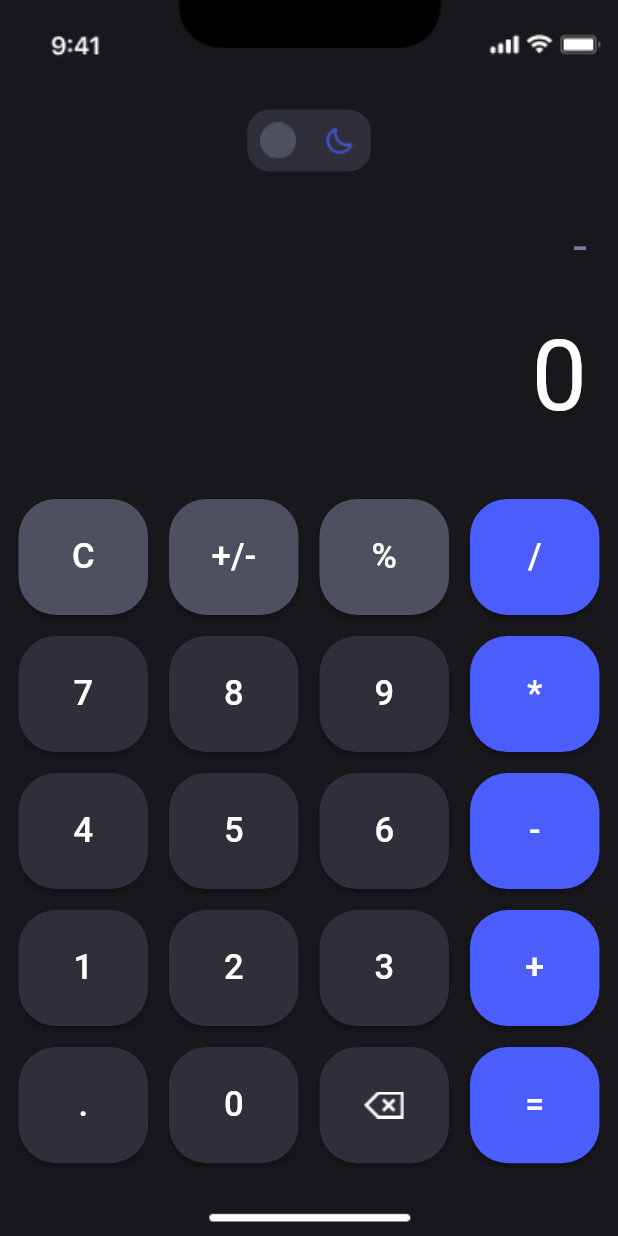
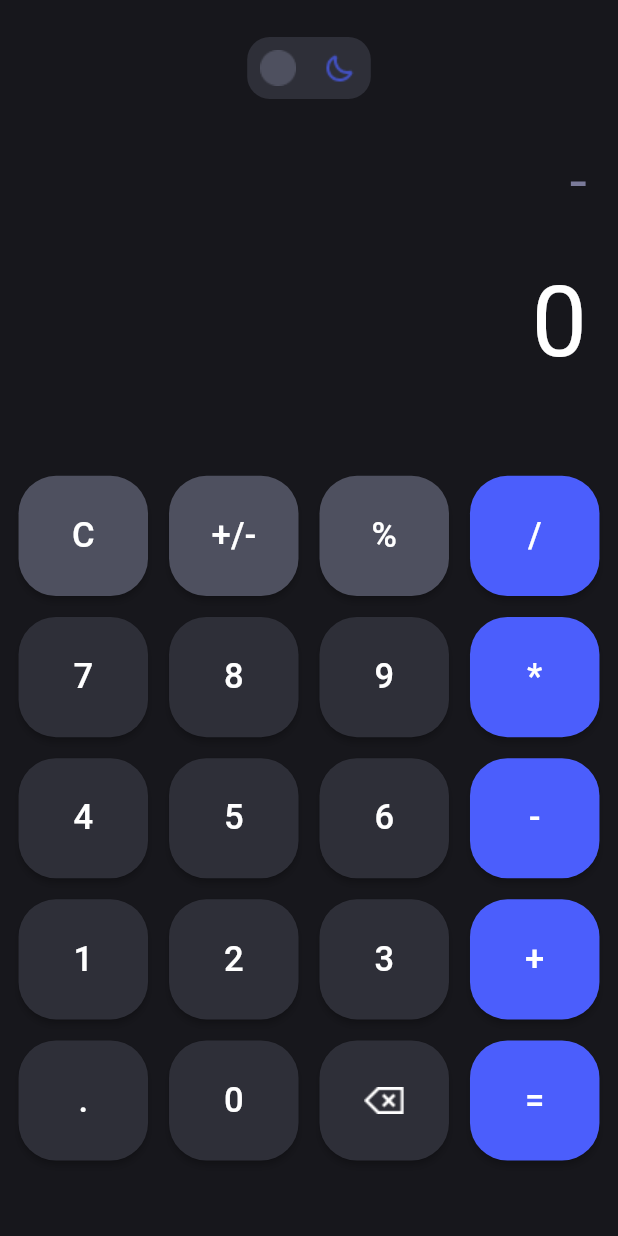
Before and after one commit to AYAEMAD0/Calculator, a Flutter app: the screen it shows after launch, after a tap on "+/-", on a phone screen of 412 x 824 dp. Run offline on Flutter 3.47's test engine with Material 3 defaults, Android fonts, the phone set to English and light mode, and no system bars; our stand-ins replace flutter_bloc, math_expressions.

Commit message:
first commit

```diff
--- /dev/null
+++ b/devtools_options.yaml
@@ -0,0 +1,3 @@
+description: This file stores settings for Dart & Flutter DevTools.
+documentation: https://docs.flutter.dev/tools/devtools/extensions#configure-extension-enablement-states
+extensions:
--- a/lib/Screens/home.dart
+++ b/lib/Screens/home.dart
@@ -18,6 +18,7 @@ class Home extends StatefulWidget {
 }
 
 class _HomeState extends State<Home> {
+
   @override
   Widget build(BuildContext context) {
     final isDark = context.watch<ThemesCubit>().state == ThemeMode.dark;
@@ -29,19 +30,11 @@ class _HomeState extends State<Home> {
     return Scaffold(
       backgroundColor:
            AppColors.background(isDark),
-      body: Stack(
+      body: SafeArea(
+        child: Stack(
           children: [
             Column(
               children: [
-
-              //status bar
-              Image.asset(
-                isDark
-                    ? "assets/images/Light/Dark mode=On.png"
-                    : "assets/images/Dark/Dark mode=Off.png",
-                width: screenWidth,
-                fit: BoxFit.fitWidth,
-              ),
 
                 SizedBox(height: screenHeight * 0.03),
 
@@ -79,7 +72,7 @@ class _HomeState extends State<Home> {
                     );
                   },
                 ),
-              SizedBox(height: screenHeight * 0.04),
+                SizedBox(height: screenHeight * 0.06),
 
               // Numbers grid view(design buttons)
                 Expanded(
@@ -91,18 +84,9 @@ class _HomeState extends State<Home> {
               ],
             ),
 
-          // Bottom image
-          Positioned(
-            bottom: 0,
-            right: 0,
-            left: 0,
-            child: Image.asset(
-              isDark
-                  ? "assets/images/Light/Dark mode=On_under.png"
-                  : "assets/images/Dark/Dark mode=Off_under.png",
+
+          ],
         ),
-          ),
-        ],
       ),
     );
   }
--- a/lib/constants/color.dart
+++ b/lib/constants/color.dart
@@ -5,7 +5,6 @@ class AppColors {
   static Color background(bool isDark) =>
       isDark ? const Color(0xff17171c) : const Color(0xfff1f2f3);
 
-  // ألوان أزرار أول 3 (C, +/- , %)
   static Color topButtons(bool isDark) =>
       isDark ? const Color(0xff4e505f) : const Color(0xffd2d3da);
 
--- a/lib/custom_widget/input_user.dart
+++ b/lib/custom_widget/input_user.dart
@@ -18,13 +18,13 @@ class InputUser extends StatelessWidget {
   @override
   Widget build(BuildContext context) {
     return Container(
-      height: screenHeight * 0.06,
+      height: screenHeight * 0.07,
       width: screenWidth * 0.9,
       alignment: Alignment.centerRight,
       child: Text(
         input,
         style: TextStyle(
-          fontSize: screenHeight * 0.04,
+          fontSize: screenHeight * 0.05,
           color: AppColors.inputTextColor(isDark),
 
         ),
--- a/lib/custom_widget/result.dart
+++ b/lib/custom_widget/result.dart
@@ -17,7 +17,7 @@ class Result extends StatelessWidget {
   @override
   Widget build(BuildContext context) {
     return  Container(
-                    height: screenHeight * 0.12,
+                    height: screenHeight * 0.13,
                     width: screenWidth * 0.9,
                     alignment: Alignment.centerRight,
                     child: Text(
--- a/lib/logic/themes/Themes_cubit.dart
+++ b/lib/logic/themes/Themes_cubit.dart
@@ -2,9 +2,12 @@ import 'package:flutter/material.dart';
 import 'package:flutter_bloc/flutter_bloc.dart';
 
 class ThemesCubit extends Cubit<ThemeMode> {
-  ThemesCubit() : super(ThemeMode.dark);
+   ThemesCubit() : super(ThemeMode.dark) ;
 
   void toggleTheme() {
     emit(state == ThemeMode.dark ? ThemeMode.light : ThemeMode.dark);
   }
+
+
+
 }
--- a/lib/main.dart
+++ b/lib/main.dart
@@ -4,14 +4,15 @@ import 'package:calculator/Screens/home.dart';
 import 'package:calculator/logic/themes/Themes_cubit.dart';
 import 'package:calculator/logic/operations/Operations_cubit.dart';
 
-void main() {
+
+void main()async {
   runApp(
     MultiBlocProvider(
       providers: [
         BlocProvider(create: (context) => ThemesCubit()),
         BlocProvider(create: (context) => OperationsCubit()),
       ],
-      child: MyApp(),
+      child: const MyApp(),
     ),
   );
 }
```
Also changed, not shown: lib/logic/operations/Operations_cubit.dart (+7 -1 lines), pubspec.yaml (+11 -0 lines), assets/images/logo/icon.png (added), pubspec.lock, 108 other files. Lines whose indentation alone changed are shown as unchanged.
